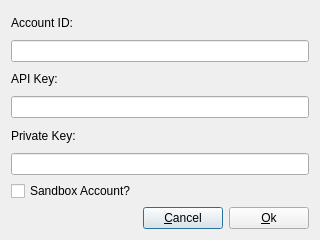
This is src/SetupDialog.ui in codymj/GeminiCryptoTrader as Qt 5 draws it before an edit. The edited form follows.
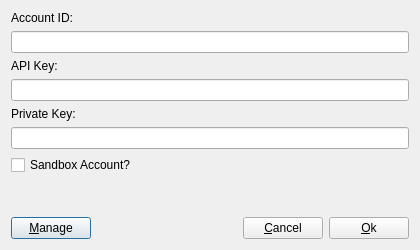
This is the edited form.

What changed in the file:
```diff
--- a/src/SetupDialog.ui
+++ b/src/SetupDialog.ui
@@ -9,10 +9,28 @@
    <rect>
     <x>0</x>
     <y>0</y>
-    <width>320</width>
-    <height>240</height>
+    <width>420</width>
+    <height>250</height>
    </rect>
   </property>
+  <property name="minimumSize">
+   <size>
+    <width>420</width>
+    <height>250</height>
+   </size>
+  </property>
+  <property name="maximumSize">
+   <size>
+    <width>420</width>
+    <height>250</height>
+   </size>
+  </property>
+  <property name="baseSize">
+   <size>
+    <width>0</width>
+    <height>0</height>
+   </size>
+  </property>
   <property name="windowTitle">
    <string>Setup Account</string>
   </property>
@@ -60,8 +78,28 @@
        </item>
       </layout>
      </item>
+     <item>
+      <spacer name="verticalSpacer">
+       <property name="orientation">
+        <enum>Qt::Vertical</enum>
+       </property>
+       <property name="sizeHint" stdset="0">
+        <size>
+         <width>20</width>
+         <height>40</height>
+        </size>
+       </property>
+      </spacer>
+     </item>
      <item>
       <layout class="QHBoxLayout" name="horizontalLayout">
+       <item>
+        <widget class="QPushButton" name="manageButton">
+         <property name="text">
+          <string>&amp;Manage</string>
+         </property>
+        </widget>
+       </item>
        <item>
         <spacer name="horizontalSpacer">
          <property name="orientation">
```
